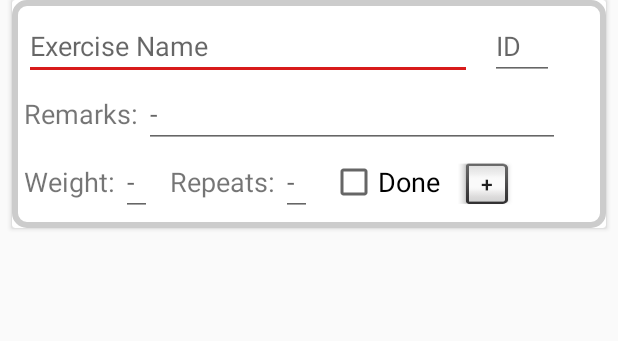
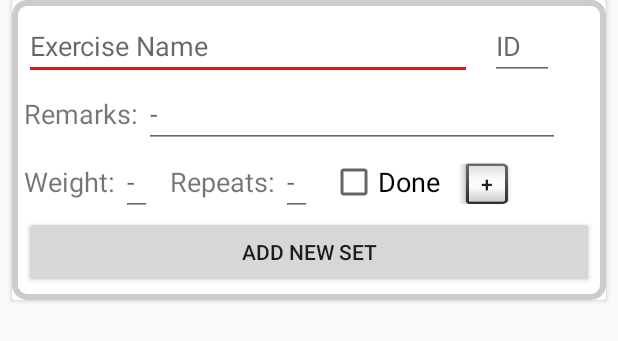
Before and after one commit to LunarTech8/FitnessTracker, an Android app: the layout exercise_card.xml on its own in the app's theme, with its tools: preview values and no code run, on a phone screen of 412 x 824 dp. Shown: the top 341 px of the screen. Run offline under Robolectric (Android 15) with nearby library versions, the phone set to English and light mode, and no system bars.

Commit message:
Work on edit mode
- Add editModeButton
- Add addExerciseButton
- Add addSetButton

```diff
--- a/app/src/main/java/com/romanbrunner/apps/fitnesstracker/ui/RecyclerViewAdapter.java
+++ b/app/src/main/java/com/romanbrunner/apps/fitnesstracker/ui/RecyclerViewAdapter.java
@@ -41,6 +41,7 @@ class RecyclerViewAdapter extends RecyclerView.Adapter<RecyclerViewAdapter.Exerc
         ExerciseViewHolder(ExerciseCardBinding binding)
         {
             super(binding.getRoot());
+            binding.setIsEditModeActive(MainActivity.isEditModeActive);
             binding.exerciseIncrementButton.setOnClickListener((View view) ->
             {
                 binding.exerciseDoneCheckbox.setChecked(true);
--- a/app/src/main/res/layout/exercise_card.xml
+++ b/app/src/main/res/layout/exercise_card.xml
@@ -1,9 +1,11 @@
 <?xml version="1.0" encoding="utf-8"?>
 <layout
     xmlns:android="http://schemas.android.com/apk/res/android"
+    xmlns:app="http://schemas.android.com/apk/res-auto"
     >
 
     <data>
+        <variable name="isEditModeActive" type="boolean" />
         <variable name="exercise" type="com.romanbrunner.apps.fitnesstracker.model.Exercise" />
     </data>
 
@@ -153,6 +155,14 @@
 
             </LinearLayout>
 
+            <Button
+                android:id="@+id/addSetButton"
+                android:layout_width="match_parent"
+                android:layout_height="wrap_content"
+                android:text="@string/t_exerciseAddSetButton"
+                app:visibleGone="@{!isEditModeActive}"
+                />
+
         </LinearLayout>
 
     </androidx.cardview.widget.CardView>
--- a/app/src/main/res/values/strings.xml
+++ b/app/src/main/res/values/strings.xml
@@ -8,8 +8,10 @@
     <string name="t_averageIntervalText">Interval (\u00D8): %s days</string>
     <string name="t_lastWorkoutDateText">Last workout: %s</string>
     <string name="t_finishButton">Finish workout</string>
+    <string name="t_editModeButton">Switch edit mode</string>
     <string name="t_debugLogButton">Print debug log</string>
     <string name="t_debugResetButton">Remove debug entries</string>
+    <string name="t_addExerciseButton">Add new exercise</string>
 
     <string name="h_emptyHint">-</string>
     <string name="h_exerciseName">Exercise Name</string>
@@ -20,4 +22,5 @@
     <string name="t_exerciseDone">Done</string>
     <string name="t_exerciseIncrement">+</string>
     <string name="t_exerciseRemarksLabel">Remarks:</string>
+    <string name="t_exerciseAddSetButton">Add new set</string>
 </resources>
```
Also changed, not shown: app/src/main/java/com/romanbrunner/apps/fitnesstracker/ui/MainActivity.java (+9 -0 lines), app/src/main/res/layout/workout_screen.xml (+26 -0 lines), 1 other file.
